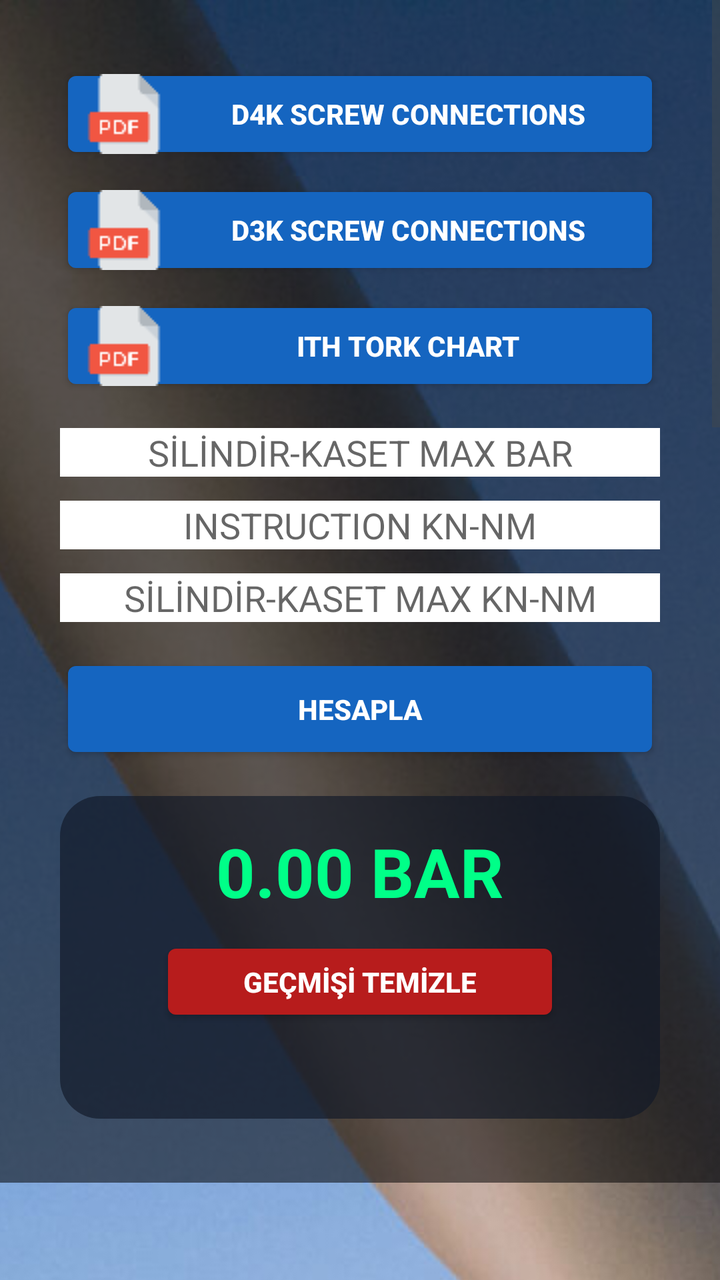
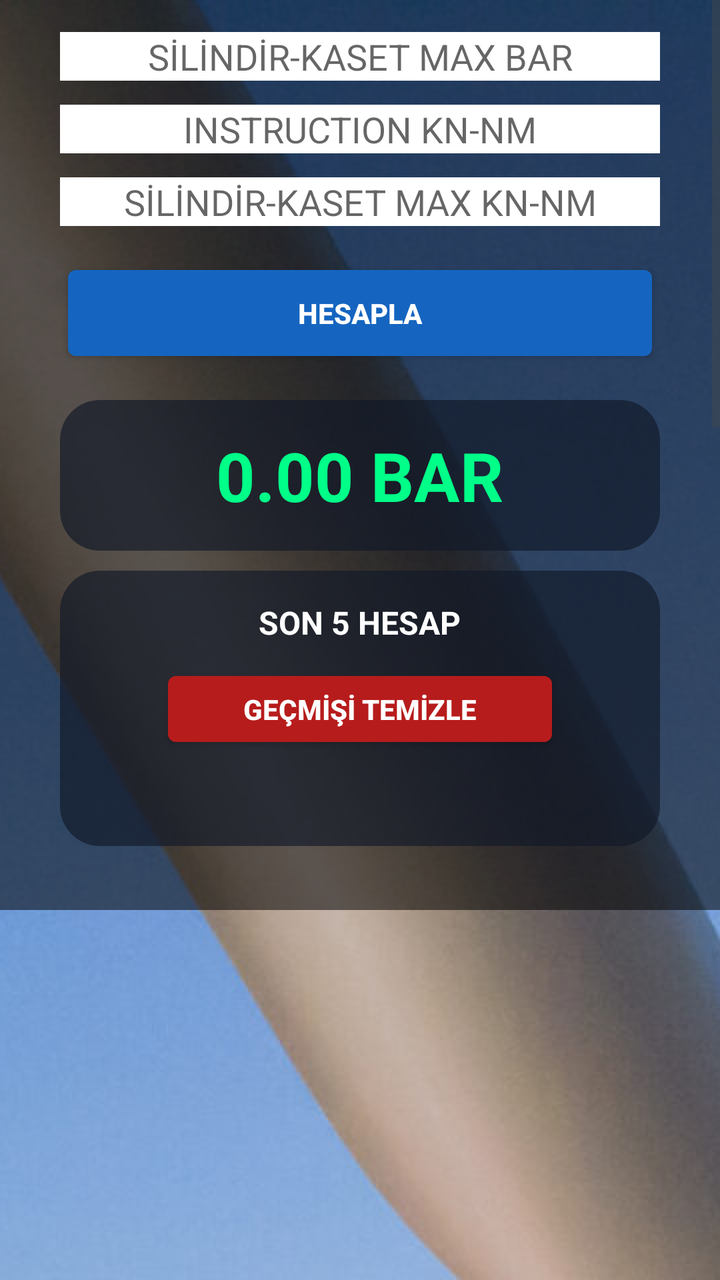

Two renders of the same Android screen: before a commit and after it. Below are the layout's source before the change and the commit's diff.
<!-- AndroidManifest.xml: application theme android:Theme.DeviceDefault.Light.NoActionBar -->
<!-- res/layout/activity_main.xml -->
<?xml version="1.0" encoding="utf-8"?>
<ScrollView
    xmlns:android="http://schemas.android.com/apk/res/android"
    android:layout_width="match_parent"
    android:layout_height="match_parent"
    android:fillViewport="true">

    <FrameLayout
        android:layout_width="match_parent"
        android:layout_height="wrap_content">

        <ImageView
            android:layout_width="match_parent"
            android:layout_height="match_parent"
            android:scaleType="centerCrop"
            android:src="@drawable/wind_turbine" />

        <LinearLayout
            android:layout_width="match_parent"
            android:layout_height="wrap_content"
            android:orientation="vertical"
            android:gravity="center"
            android:background="#88000000"
            android:padding="16dp">

            <LinearLayout
                android:layout_width="300dp"
                android:layout_height="wrap_content"
                android:orientation="vertical"
                android:layout_marginTop="16dp"
                android:layout_marginBottom="16dp">

                <Button
                    android:id="@+id/openD4K"
                    android:layout_width="match_parent"
                    android:layout_height="50dp"
                    android:text="D4K Screw Connections"
                    android:textStyle="bold"
                    android:textColor="#FFFFFF"
                    android:backgroundTint="#1565C0"
                    android:drawableStart="@drawable/pdf_icon"
                    android:drawablePadding="8dp" />

                <Button
                    android:id="@+id/openD3K"
                    android:layout_width="match_parent"
                    android:layout_height="50dp"
                    android:layout_marginTop="8dp"
                    android:text="D3K Screw Connections"
                    android:textStyle="bold"
                    android:textColor="#FFFFFF"
                    android:backgroundTint="#1565C0"
                    android:drawableStart="@drawable/pdf_icon"
                    android:drawablePadding="8dp" />

                <Button
                    android:id="@+id/openITH"
                    android:layout_width="match_parent"
                    android:layout_height="50dp"
                    android:layout_marginTop="8dp"
                    android:text="ITH Tork Chart"
                    android:textStyle="bold"
                    android:textColor="#FFFFFF"
                    android:backgroundTint="#1565C0"
                    android:drawableStart="@drawable/pdf_icon"
                    android:drawablePadding="8dp" />

            </LinearLayout>

            <EditText
                android:id="@+id/maxBar"
                android:layout_width="300dp"
                android:layout_height="wrap_content"
                android:hint="SİLİNDİR-KASET MAX BAR"
                android:background="#FFFFFF"
                android:gravity="center"
                android:inputType="numberDecimal"
                android:imeOptions="actionNext" />

            <EditText
                android:id="@+id/instruction"
                android:layout_width="300dp"
                android:layout_height="wrap_content"
                android:layout_marginTop="12dp"
                android:hint="INSTRUCTION KN-NM"
                android:background="#FFFFFF"
                android:gravity="center"
                android:inputType="numberDecimal"
                android:imeOptions="actionNext" />

            <EditText
                android:id="@+id/maxKn"
                android:layout_width="300dp"
                android:layout_height="wrap_content"
                android:layout_marginTop="12dp"
                android:hint="SİLİNDİR-KASET MAX KN-NM"
                android:background="#FFFFFF"
                android:gravity="center"
                android:inputType="numberDecimal"
                android:imeOptions="actionDone" />

            <Button
                android:id="@+id/calculate"
                android:layout_width="300dp"
                android:layout_height="55dp"
                android:layout_marginTop="16dp"
                android:text="HESAPLA"
                android:textStyle="bold"
                android:textColor="#FFFFFF"
                android:backgroundTint="#1565C0" />

            <LinearLayout
                android:layout_width="300dp"
                android:layout_height="wrap_content"
                android:orientation="vertical"
                android:gravity="center"
                android:padding="15dp"
                android:layout_marginTop="16dp"
                android:layout_marginBottom="16dp"
                android:background="@drawable/header_card">

                <TextView
                    android:id="@+id/result"
                    android:layout_width="wrap_content"
                    android:layout_height="wrap_content"
                    android:text="0.00 BAR"
                    android:textColor="#00FF88"
                    android:textSize="34sp"
                    android:textStyle="bold" />

                <Button
                    android:id="@+id/clearHistory"
                    android:layout_width="200dp"
                    android:layout_height="45dp"
                    android:layout_marginTop="10dp"
                    android:text="GEÇMİŞİ TEMİZLE"
                    android:textStyle="bold"
                    android:textColor="#FFFFFF"
                    android:backgroundTint="#B71C1C" />

                <TextView
                    android:id="@+id/history"
                    android:layout_width="match_parent"
                    android:layout_height="wrap_content"
                    android:layout_marginTop="12dp"
                    android:text=""
                    android:textColor="#FFFFFF"
                    android:textSize="14sp"
                    android:gravity="center" />

            </LinearLayout>

        </LinearLayout>

    </FrameLayout>

</ScrollView>
<!-- resources referenced by this layout -->
<resources>
  <!-- drawable header_card (drawable) -->
  <?xml version="1.0" encoding="utf-8"?>
  <shape xmlns:android="http://schemas.android.com/apk/res/android">
  
      <solid android:color="#AA111827" />
  
      <corners
          android:radius="20dp" />
  
  </shape>
  <!-- drawable pdf_icon: png bitmap (drawable, 708 bytes) -->
  <!-- drawable wind_turbine: jpg bitmap (drawable, 630288 bytes) -->
</resources>

<!-- the commit's change to res/layout/activity_main.xml (unified diff, before → after) -->
@@ -22,50 +22,6 @@
             android:gravity="center"
             android:background="#88000000"
             android:padding="16dp">
-
-            <LinearLayout
-                android:layout_width="300dp"
-                android:layout_height="wrap_content"
-                android:orientation="vertical"
-                android:layout_marginTop="16dp"
-                android:layout_marginBottom="16dp">
-
-                <Button
-                    android:id="@+id/openD4K"
-                    android:layout_width="match_parent"
-                    android:layout_height="50dp"
-                    android:text="D4K Screw Connections"
-                    android:textStyle="bold"
-                    android:textColor="#FFFFFF"
-                    android:backgroundTint="#1565C0"
-                    android:drawableStart="@drawable/pdf_icon"
-                    android:drawablePadding="8dp" />
-
-                <Button
-                    android:id="@+id/openD3K"
-                    android:layout_width="match_parent"
-                    android:layout_height="50dp"
-                    android:layout_marginTop="8dp"
-                    android:text="D3K Screw Connections"
-                    android:textStyle="bold"
-                    android:textColor="#FFFFFF"
-                    android:backgroundTint="#1565C0"
-                    android:drawableStart="@drawable/pdf_icon"
-                    android:drawablePadding="8dp" />
-
-                <Button
-                    android:id="@+id/openITH"
-                    android:layout_width="match_parent"
-                    android:layout_height="50dp"
-                    android:layout_marginTop="8dp"
-                    android:text="ITH Tork Chart"
-                    android:textStyle="bold"
-                    android:textColor="#FFFFFF"
-                    android:backgroundTint="#1565C0"
-                    android:drawableStart="@drawable/pdf_icon"
-                    android:drawablePadding="8dp" />
-
-            </LinearLayout>
 
             <EditText
                 android:id="@+id/maxBar"
@@ -116,7 +72,6 @@
                 android:gravity="center"
                 android:padding="15dp"
                 android:layout_marginTop="16dp"
-                android:layout_marginBottom="16dp"
                 android:background="@drawable/header_card">
 
                 <TextView
@@ -127,6 +82,26 @@
                     android:textColor="#00FF88"
                     android:textSize="34sp"
                     android:textStyle="bold" />
+
+            </LinearLayout>
+
+            <LinearLayout
+                android:layout_width="300dp"
+                android:layout_height="wrap_content"
+                android:orientation="vertical"
+                android:gravity="center"
+                android:padding="15dp"
+                android:layout_marginTop="10dp"
+                android:layout_marginBottom="16dp"
+                android:background="@drawable/header_card">
+
+                <TextView
+                    android:layout_width="wrap_content"
+                    android:layout_height="wrap_content"
+                    android:text="SON 5 HESAP"
+                    android:textColor="#FFFFFF"
+                    android:textStyle="bold"
+                    android:textSize="16sp" />
 
                 <Button
                     android:id="@+id/clearHistory"
<!-- resource entries referenced after the edit -->
@@ -10,7 +10,6 @@
           android:radius="20dp" />
   
   </shape>
-  <!-- drawable pdf_icon: png bitmap (drawable, 708 bytes) -->
   <!-- drawable wind_turbine: jpg bitmap (drawable, 630288 bytes) -->
 </resources>
 
